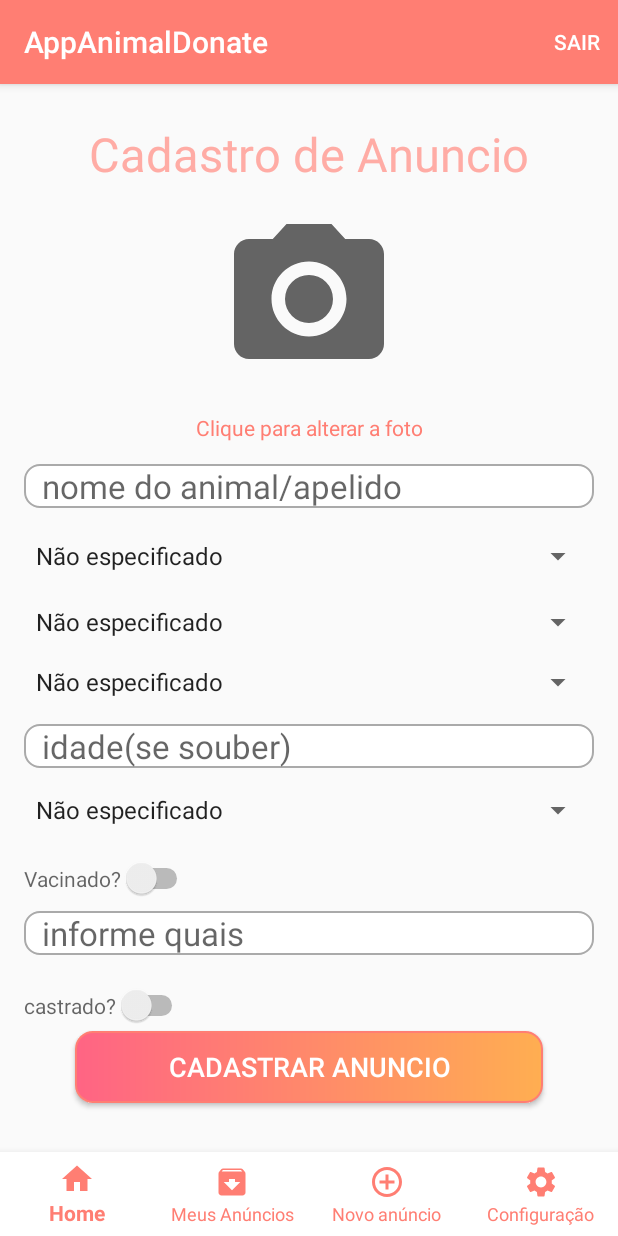
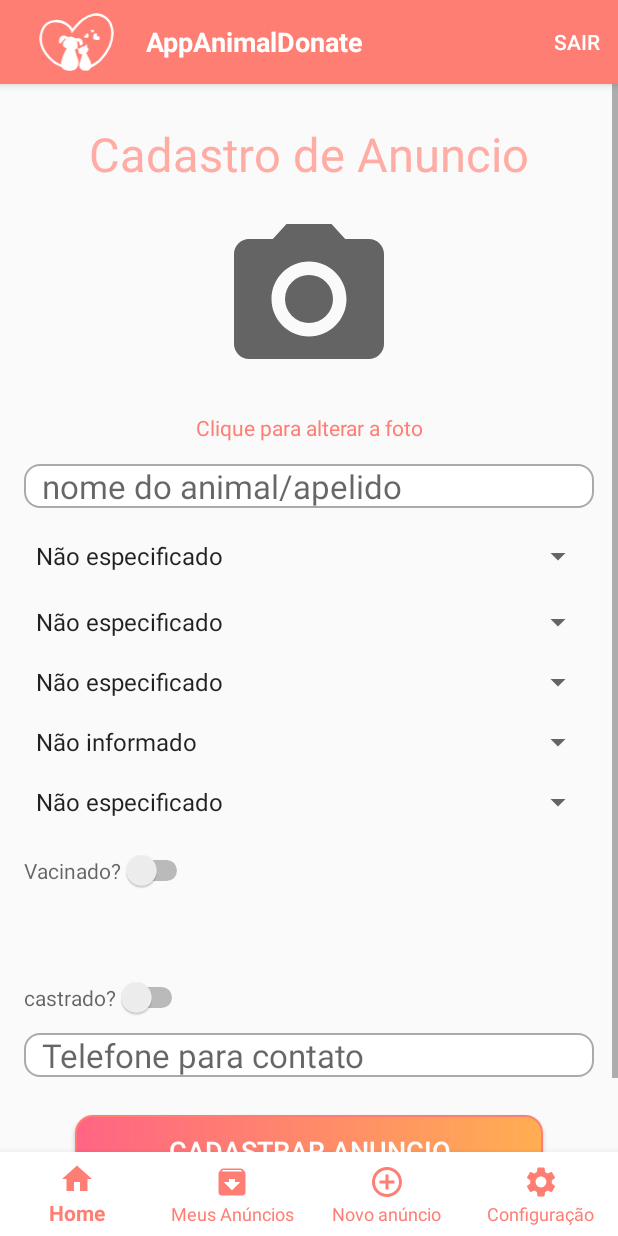
Before and after one commit to farond/AppAnimalDonate, an Android app: the MainActivity screen opened directly, with no data from a screen before it, item 3 of the bottom bar chosen, on a phone screen of 412 x 824 dp. Run offline under Robolectric (Android 15) with nearby library versions, the phone set to English and light mode, and no system bars; our stand-ins replace Room's generated code; libraries missing offline, so code that uses them is left out: com.orhanobut.hawk; 2 statements that could not run were skipped.

Commit message:
Implementação de design do ToolBar e Switch dinamico.

```diff
--- a/app/build.gradle
+++ b/app/build.gradle
@@ -30,8 +30,8 @@ android {
 dependencies {
     implementation fileTree(dir: "libs", include: ["*.jar"])
     implementation 'androidx.appcompat:appcompat:1.2.0'
-    implementation 'androidx.constraintlayout:constraintlayout:2.0.1'
-    implementation 'com.google.android.material:material:1.1.0'
+    implementation 'androidx.constraintlayout:constraintlayout:2.0.4'
+    implementation 'com.google.android.material:material:1.2.1'
     implementation 'androidx.recyclerview:recyclerview:1.1.0'
     implementation 'androidx.cardview:cardview:1.0.0'
 
@@ -68,7 +68,7 @@ dependencies {
     // OKHTTP loggin interceptor
     implementation 'com.squareup.okhttp3:logging-interceptor:4.9.0'
 
-    testImplementation 'junit:junit:4.12'
+    testImplementation 'junit:junit:4.13.1'
     androidTestImplementation 'androidx.test.ext:junit:1.1.2'
     androidTestImplementation 'androidx.test.espresso:espresso-core:3.3.0'
 
--- a/app/src/main/java/br/usjt/appanimaldonate/model/AnimalService.java
+++ b/app/src/main/java/br/usjt/appanimaldonate/model/AnimalService.java
@@ -13,21 +13,21 @@ import retrofit2.http.Path;
 
 public interface AnimalService {
 
-    @GET("/api/97a20beebf7f49d19538332271fc5cdd/animal")
+    @GET("/api/f090fb524250463ca6c48a554bb21e10/animal")
     Call<List<Animal>> getAllAnimais();
 
 
-    @POST("/api/97a20beebf7f49d19538332271fc5cdd/animal")
+    @POST("/api/f090fb524250463ca6c48a554bb21e10/animal")
     Call<ResponseBody> salvarAnimal(
             @Body
                     Animal animal);
 
-    @PUT("/api/97a20beebf7f49d19538332271fc5cdd/animal/{id}")
+    @PUT("/api/f090fb524250463ca6c48a554bb21e10/animal/{id}")
     Call<ResponseBody> alterarAnimal(
             @Path("id") String id,
             @Body AnimalPut animalPut);
 
-    @DELETE("/api/97a20beebf7f49d19538332271fc5cdd/animal/{id}")
+    @DELETE("/api/f090fb524250463ca6c48a554bb21e10/animal/{id}")
     Call<ResponseBody> deletarAnimal(
             @Path("id") String id);
 
--- a/app/src/main/java/br/usjt/appanimaldonate/model/AnimalViewModel.java
+++ b/app/src/main/java/br/usjt/appanimaldonate/model/AnimalViewModel.java
@@ -50,4 +50,8 @@ public class AnimalViewModel extends AndroidViewModel {
         Log.d("ANIMALKP","na view");
         animalRepository.alterarAnimal(animal);
     }
+
+    public void deletarAnimal(int adapterPosition, Animal animal){
+        animalRepository.deletarAnimal(animal);
+    }
 }
--- a/app/src/main/java/br/usjt/appanimaldonate/ui/AnimalAdapter.java
+++ b/app/src/main/java/br/usjt/appanimaldonate/ui/AnimalAdapter.java
@@ -24,13 +24,8 @@ import br.usjt.appanimaldonate.util.ImageUtil;
 
 public class AnimalAdapter extends RecyclerView.Adapter<AnimalAdapter.AnimalHolder> {
 
-    private Usuario usuario;
     private List<Animal> results = new ArrayList<>();
     private static ItemClickListener itemClickListener;
-
-    public AnimalAdapter(Usuario usuario) {
-        this.usuario = usuario;
-    }
 
     public AnimalAdapter() {
 
@@ -133,20 +128,9 @@ public class AnimalAdapter extends RecyclerView.Adapter<AnimalAdapter.AnimalHold
         this.itemClickListener = itemClickListener;
     }
 
+
     public interface ItemClickListener {
         void onItemClick(int position, Animal animal);
     }
 
-    /*private boolean appInstalledOrNot(String url){
-        PackageManager packageManager = getPackageManager();;
-        boolean app_installed;
-
-        try {
-            packageManager.getPackageInfo(url, PackageManager.GET_META_DATA);
-            app_installed =  true;
-        }catch (PackageManager.NameNotFoundException e){
-            app_installed = false;
-        }
-        return  app_installed;
-    }*/
 }
--- a/app/src/main/java/br/usjt/appanimaldonate/ui/HomeFragment.java
+++ b/app/src/main/java/br/usjt/appanimaldonate/ui/HomeFragment.java
@@ -85,7 +85,7 @@ public class HomeFragment extends Fragment {
             @Override
             public void onItemClick(int position, Animal animal) {
                 if (appInstalledOrNot("com.whatsapp")){
-                    String message = "Olá ! Eu me chamo "+Hawk.get("nome_usuario")+", telefone:"+Hawk.get("telefone_usuario")
+                    String message = "Olá ! Eu me chamo "+Hawk.get("nome_usuario")+", telefone: "+Hawk.get("telefone_usuario")
                             +" e gostaria de saber mais informações sobre o animal: "+ animal.getNomeAnimal();
                     Intent intent = new Intent(Intent.ACTION_VIEW);
                     intent.setData(Uri.parse("http://api.whatsapp.com/send?phone="+"+55"+ animal.usuarioTelefone(usuario) + "&text="+message));
@@ -95,9 +95,6 @@ public class HomeFragment extends Fragment {
                 }
             }
         });
-
-
-
 
 
 
--- a/app/src/main/java/br/usjt/appanimaldonate/ui/MainActivity.java
+++ b/app/src/main/java/br/usjt/appanimaldonate/ui/MainActivity.java
@@ -3,6 +3,7 @@ package br.usjt.appanimaldonate.ui;
 import androidx.annotation.IdRes;
 import androidx.annotation.NonNull;
 import androidx.annotation.Nullable;
+import androidx.appcompat.app.ActionBar;
 import androidx.appcompat.app.AppCompatActivity;
 import androidx.constraintlayout.widget.ConstraintLayout;
 import androidx.fragment.app.Fragment;
@@ -14,8 +15,11 @@ import android.util.Log;
 import android.view.Menu;
 import android.view.MenuItem;
 import android.view.View;
+import android.widget.TextView;
+import android.widget.Toolbar;
 
 import com.google.android.material.bottomnavigation.BottomNavigationView;
+import com.orhanobut.hawk.Hawk;
 
 import br.usjt.appanimaldonate.R;
 
@@ -29,6 +33,15 @@ public class MainActivity extends AppCompatActivity {
         setContentView(R.layout.activity_main);
         setupNavegationView();
         replaceFragment(R.id.frameLayout,HomeFragment.newInstance("",""),HomeFragment.HOME_FRAGMENT_TAG,"home");
+
+
+        getSupportActionBar().setDisplayShowCustomEnabled(true);
+        getSupportActionBar().setCustomView(R.layout.custom_action_bar_layout);
+        View view =getSupportActionBar().getCustomView();
+
+        TextView boasvindasTextView = (TextView) view.findViewById(R.id.boasVindasTextView);
+        boasvindasTextView.setText("Olá, " + Hawk.get("nome_usuario"));
+
     }
 
     private void setupNavegationView() {
--- a/app/src/main/java/br/usjt/appanimaldonate/ui/MeusAnunciosFragment.java
+++ b/app/src/main/java/br/usjt/appanimaldonate/ui/MeusAnunciosFragment.java
@@ -74,6 +74,7 @@ public class MeusAnunciosFragment extends Fragment {
                 NovoAnuncioFragment.newInstance("", animal),
                 NovoAnuncioFragment.NOVOANUNCIO_FRAGMENT_TAG,
                 "animal_click"));
+
     }
 
     @Override
--- a/app/src/main/java/br/usjt/appanimaldonate/ui/NovoAnuncioFragment.java
+++ b/app/src/main/java/br/usjt/appanimaldonate/ui/NovoAnuncioFragment.java
@@ -21,6 +21,7 @@ import android.view.ViewGroup;
 import android.widget.AdapterView;
 import android.widget.ArrayAdapter;
 import android.widget.Button;
+import android.widget.CompoundButton;
 import android.widget.EditText;
 import android.widget.ImageView;
 import android.widget.Spinner;
@@ -33,6 +34,7 @@ import com.orhanobut.hawk.Hawk;
 import java.io.File;
 import java.io.IOException;
 import java.text.SimpleDateFormat;
+import java.util.Arrays;
 import java.util.Date;
 import java.util.Objects;
 
@@ -53,10 +55,12 @@ public class NovoAnuncioFragment extends Fragment {
 
     private EditText editTextNomeAnimal;
     private EditText editTextIdadeAnimal;
+    private EditText editTextTelefoneUser;
     private Spinner spinnerEspecieAnimal;
     private Spinner spinnerPorteAnimal;
     private Spinner spinnerRacaAnimal;
     private Spinner spinnerGeneroAnimal;
+    private Spinner spinnerIdadeAnimal;
     private EditText editTextInformacaoVacAnimal;
     private Switch switchVacinacaoAnimal;
     private Switch switchCastracaoAnimal;
@@ -71,7 +75,7 @@ public class NovoAnuncioFragment extends Fragment {
     private Animal animal;
 
     public NovoAnuncioFragment() {
-        // Required empty public constructor
+
     }
 
     public static NovoAnuncioFragment newInstance(String param1, Animal animal) {
@@ -131,7 +135,20 @@ public class NovoAnuncioFragment extends Fragment {
         novoAnuncioCorrente = new Animal();
 
         editTextNomeAnimal = getView().findViewById(R.id.nomeAnimalEditText);
-        editTextIdadeAnimal = getView().findViewById(R.id.idadeAnimalEditText);
+//        editTextIdadeAnimal = getView().findViewById(R.id.idadeAnimalEditText);
+        spinnerIdadeAnimal = getView().findViewById(R.id.idadeAnimalSpinner);
+        spinnerIdadeAnimal.setOnItemSelectedListener(new AdapterView.OnItemSelectedListener() {
+            @Override
+            public void onItemSelected(AdapterView<?> parent, View view, int position, long id) {
+                Log.d("ITEMIDADESELECIONADO", "POSIÇÃO-->"+position);
+
+            }
+
+            @Override
+            public void onNothingSelected(AdapterView<?> parent) {
+            }
+        });
+
         editTextInformacaoVacAnimal = getView().findViewById(R.id.informacaoVacAnimalEditText);
         spinnerRacaAnimal = getView().findViewById(R.id.racaAnimalSpinner);
         spinnerRacaAnimal.setOnItemSelectedListener(new AdapterView.OnItemSelectedListener() {
@@ -189,9 +206,23 @@ public class NovoAnuncioFragment extends Fragment {
         });
 
         switchVacinacaoAnimal = getView().findViewById(R.id.vacinacaoAnimalSwitch);
+        switchVacinacaoAnimal.setOnCheckedChangeListener(new CompoundButton.OnCheckedChangeListener() {
+            @Override
+            public void onCheckedChanged(CompoundButton buttonView, boolean isChecked) {
+                if (isChecked){
+                    editTextInformacaoVacAnimal.setVisibility(View.VISIBLE);
+                }
+                else{
+                    editTextInformacaoVacAnimal.setVisibility(View.INVISIBLE);
+                    editTextInformacaoVacAnimal.setText("");
+                }
+            }
+        });
+
         switchCastracaoAnimal = getView().findViewById(R.id.castracaoAnimalSwitch);
         imageViewFoto = getView().findViewById(R.id.imageViewFoto);
         textViewLinkFoto = getView().findViewById(R.id.textViewLinkFoto);
+        editTextTelefoneUser = getView().findViewById(R.id.telefoneUserEditText);
         buttonSalvarAnuncio = getView().findViewById(R.id.salvarAnuncioButton);
 
         textViewLinkFoto.setOnClickListener(new View.OnClickListener() {
@@ -211,8 +242,9 @@ public class NovoAnuncioFragment extends Fragment {
         if(animal !=null){
             novoAnuncioCorrente = animal;
             editTextNomeAnimal.setText(novoAnuncioCorrente.getNomeAnimal());
-            editTextIdadeAnimal.setText(novoAnuncioCorrente.getIdadeAnimal());
+//            editTextIdadeAnimal.setText(novoAnuncioCorrente.getIdadeAnimal());
             editTextInformacaoVacAnimal.setText(novoAnuncioCorrente.getInformacao());
+            spinnerIdadeAnimal.setSelection(((ArrayAdapter)spinnerIdadeAnimal.getAdapter()).getPosition(novoAnuncioCorrente.getIdadeAnimal()));;
             spinnerRacaAnimal.setSelection(((ArrayAdapter)spinnerRacaAnimal.getAdapter()).getPosition(novoAnuncioCorrente.getRacaAnimal()));
             spinnerPorteAnimal.setSelection(((ArrayAdapter)spinnerPorteAnimal.getAdapter()).getPosition(novoAnuncioCorrente.getPorteAnimal()));
             spinnerEspecieAnimal.setSelection(((ArrayAdapter)spinnerEspecieAnimal.getAdapter()).getPosition(novoAnuncioCorrente.getEspecieAnimal()));
@@ -220,6 +252,7 @@ public class NovoAnuncioFragment extends Fragment {
 //          spinnerRacaAnimal.setSelection(((ArrayAdapter)spinnerRacaAnimal.getAdapter()).getPosition(animalCorrente.getRacaAnimal()));
             switchVacinacaoAnimal.setChecked(novoAnuncioCorrente.isVacina());
             switchCastracaoAnimal.setChecked(novoAnuncioCorrente.isCastrado());
+            editTextTelefoneUser.setText(novoAnuncioCorrente.getUsuarioTelefone());
             if(novoAnuncioCorrente.getImagem() == null || novoAnuncioCorrente.getImagem().isEmpty()){
                 imageViewFoto.setImageResource(R.drawable.ic_photo);
             }else{
@@ -231,7 +264,8 @@ public class NovoAnuncioFragment extends Fragment {
 
     public void salvar(){
         novoAnuncioCorrente.setNomeAnimal(editTextNomeAnimal.getText().toString());
-        novoAnuncioCorrente.setIdadeAnimal(editTextIdadeAnimal.getText().toString());
+//        novoAnuncioCorrente.setIdadeAnimal(editTextIdadeAnimal.getText().toString());
+        novoAnuncioCorrente.setIdadeAnimal(spinnerIdadeAnimal.getSelectedItem().toString());
         novoAnuncioCorrente.setInformacao(editTextInformacaoVacAnimal.getText().toString());
         novoAnuncioCorrente.setRacaAnimal(spinnerRacaAnimal.getSelectedItem().toString());
         novoAnuncioCorrente.setPorteAnimal(spinnerPorteAnimal.getSelectedItem().toString());
@@ -239,6 +273,7 @@ public class NovoAnuncioFragment extends Fragment {
         novoAnuncioCorrente.setGeneroAnimal(spinnerGeneroAnimal.getSelectedItem().toString());
         novoAnuncioCorrente.setVacina(switchVacinacaoAnimal.isChecked());
         novoAnuncioCorrente.setCastrado(switchCastracaoAnimal.isChecked());
+        novoAnuncioCorrente.setUsuarioTelefone(editTextTelefoneUser.getText().toString());
         if(animal == null){
             animalViewModel.salvarAnimal(novoAnuncioCorrente);
         }else{
@@ -257,13 +292,15 @@ public class NovoAnuncioFragment extends Fragment {
             animal.setPorteAnimal(animal.getPorteAnimal());
             animal.setIdadeAnimal(animal.getIdadeAnimal());
             animal.setInformacao(animal.getInformacao());
+            animal.setUsuarioTelefone(animal.getUsuarioTelefone());
         }
     }
 
     private void limparCampos(){
         editTextNomeAnimal.setText("");
-        editTextIdadeAnimal.setText("");
+//        editTextIdadeAnimal.setText("");
         editTextInformacaoVacAnimal.setText("");
+        spinnerIdadeAnimal.setSelection(0);
         spinnerRacaAnimal.setSelection(0);
         spinnerPorteAnimal.setSelection(0);
         spinnerEspecieAnimal.setSelection(0);
@@ -271,6 +308,7 @@ public class NovoAnuncioFragment extends Fragment {
         switchVacinacaoAnimal.setChecked(false);
         switchCastracaoAnimal.setChecked(false);
         imageViewFoto.setImageResource(R.drawable.ic_photo);
+        editTextTelefoneUser.setText("");
     }
 
     private void tirarFoto(){
--- /dev/null
+++ b/app/src/main/res/layout/custom_action_bar_layout.xml
@@ -0,0 +1,52 @@
+<?xml version="1.0" encoding="utf-8"?>
+<androidx.appcompat.widget.Toolbar
+    xmlns:android="http://schemas.android.com/apk/res/android"
+    xmlns:app="http://schemas.android.com/apk/res-auto"
+    xmlns:tools="http://schemas.android.com/tools"
+    android:layout_width="match_parent"
+    android:layout_height="wrap_content"
+    android:contentInsetLeft="0dp"
+    android:contentInsetStart="0dp"
+    app:contentInsetLeft="0dp"
+    app:contentInsetStart="0dp"
+    android:contentInsetRight="0dp"
+    android:contentInsetEnd="0dp"
+    app:contentInsetRight="0dp"
+    app:contentInsetEnd="0dp"
+   >
+
+    <ImageView
+        android:id="@+id/action_bar_forward"
+        android:layout_width="wrap_content"
+        android:layout_height="wrap_content"
+        android:layout_centerHorizontal="true"
+        android:adjustViewBounds="true"
+        android:background="@android:color/transparent"
+        android:maxWidth="50dp"
+        android:maxHeight="50dp"
+        android:layout_marginLeft="10dp"
+        android:layout_marginRight="10dp"
+        android:scaleType="fitCenter"
+        android:src="@drawable/ic_pet_friendly" />
+
+    <RelativeLayout
+        android:layout_width="wrap_content"
+        android:layout_height="wrap_content"
+        android:layout_centerHorizontal="true"
+       >
+    <TextView
+        android:id="@+id/boasVindasTextView"
+        android:layout_width="wrap_content"
+        android:layout_height="wrap_content"
+        android:padding="11dp"
+        android:text="@string/app_name"
+        android:textAppearance="?android:attr/textAppearanceMedium"
+        android:textColor="@color/white"
+        android:textStyle="bold" />
+    </RelativeLayout>
+
+
+
+
+
+</androidx.appcompat.widget.Toolbar>
--- a/app/src/main/res/layout/fragment_novo_anuncio.xml
+++ b/app/src/main/res/layout/fragment_novo_anuncio.xml
@@ -65,8 +65,6 @@
             app:layout_constraintLeft_toLeftOf="parent"
             app:layout_constraintRight_toRightOf="parent"/>
 
-
-
         <Spinner
             android:id="@+id/especieAnimalSpinner"
             android:layout_width="match_parent"
@@ -109,23 +107,19 @@
             app:layout_constraintTop_toBottomOf="@+id/racaAnimalSpinner"
             android:entries="@array/porte_array"/>
 
-        <EditText
-            android:id="@+id/idadeAnimalEditText"
+        <Spinner
+            android:id="@+id/idadeAnimalSpinner"
             android:layout_width="match_parent"
             android:layout_height="wrap_content"
             android:layout_marginLeft="16dp"
             android:layout_marginTop="16dp"
             android:layout_marginRight="16dp"
-            android:hint="idade(se souber)"
-            android:paddingStart="12dp"
-            android:paddingEnd="12dp"
-            android:background="@drawable/custom_input"
-            android:drawablePadding="12dp"
-            android:textSize="10pt"
-            android:inputType="number"
+            android:hint="Idade"
             app:layout_constraintLeft_toLeftOf="parent"
             app:layout_constraintRight_toRightOf="parent"
-            app:layout_constraintTop_toBottomOf="@+id/porteAnimalSpinner" />
+            app:layout_constraintTop_toBottomOf="@+id/porteAnimalSpinner"
+            android:entries="@array/idade_array"
+            />
 
         <Spinner
             android:id="@+id/generoAnimalSpinner"
@@ -137,7 +131,7 @@
             android:hint="Genero"
             app:layout_constraintLeft_toLeftOf="parent"
             app:layout_constraintRight_toRightOf="parent"
-            app:layout_constraintTop_toBottomOf="@+id/idadeAnimalEditText"
+            app:layout_constraintTop_toBottomOf="@+id/idadeAnimalSpinner"
             android:entries="@array/genero_array"
             />
 
@@ -163,6 +157,7 @@
             android:layout_marginTop="08dp"
             android:layout_marginRight="16dp"
             android:hint="informe quais"
+            android:visibility="invisible"
             android:paddingStart="12dp"
             android:paddingEnd="12dp"
             android:background="@drawable/custom_input"
@@ -186,8 +181,25 @@
             app:layout_constraintTop_toBottomOf="@+id/informacaoVacAnimalEditText"
             app:layout_constraintLeft_toLeftOf="parent"
             app:layout_constraintRight_toRightOf="parent"
+            tools:ignore="UseSwitchCompatOrMaterialXml" />
 
-            tools:ignore="UseSwitchCompatOrMaterialXml" />
+        <EditText
+            android:id="@+id/telefoneUserEditText"
+            android:layout_width="match_parent"
+            android:layout_height="wrap_content"
+            android:hint="Telefone para contato"
+            android:inputType="textPersonName"
+            android:paddingStart="12dp"
+            android:paddingEnd="12dp"
+            android:background="@drawable/custom_input"
+            android:drawablePadding="12dp"
+            android:textSize="10pt"
+            android:layout_marginTop="10dp"
+            android:layout_marginLeft="16dp"
+            android:layout_marginRight="16dp"
+            app:layout_constraintTop_toBottomOf="@+id/castracaoAnimalSwitch"
+            app:layout_constraintLeft_toLeftOf="parent"
+            app:layout_constraintRight_toRightOf="parent"/>
 
         <Button
             android:id="@+id/salvarAnuncioButton"
@@ -196,6 +208,7 @@
             android:layout_marginLeft="50dp"
             android:layout_marginRight="50dp"
             android:layout_marginBottom="30dp"
+            android:layout_marginTop="25dp"
             android:background="@drawable/round"
             android:text="Cadastrar Anuncio"
             android:textColor="#FFFFFF"
@@ -203,7 +216,7 @@
             app:layout_constraintBottom_toBottomOf="parent"
             app:layout_constraintLeft_toLeftOf="parent"
             app:layout_constraintRight_toRightOf="parent"
-            app:layout_constraintTop_toBottomOf="@+id/castracaoAnimalSwitch"/>
+            app:layout_constraintTop_toBottomOf="@+id/telefoneUserEditText"/>
 
 </androidx.constraintlayout.widget.ConstraintLayout>
 
--- a/app/src/main/res/values/colors.xml
+++ b/app/src/main/res/values/colors.xml
@@ -14,4 +14,6 @@
     <color name="titulos_formulario">#ffaca5</color>
     <color name="telaInicial_formulario">#EAEAEF</color>
 
+
+
 </resources>
--- a/app/src/main/res/values/strings.xml
+++ b/app/src/main/res/values/strings.xml
@@ -10,6 +10,36 @@
     <string name="sair">Sair</string>
 
     <string name="hello_blank_fragment">Hello blank fragment</string>
+
+    <string-array name="idade_array">
+        <item>Não informado</item>
+        <item>Menos de 1 mês</item>
+        <item>1 meses</item>
+        <item>2 meses</item>
+        <item>3 meses</item>
+        <item>4 meses</item>
+        <item>5 meses</item>
+        <item>1 ano</item>
+        <item>2 anos</item>
+        <item>3 anos</item>
+        <item>4 anos</item>
+        <item>5 anos</item>
+        <item>6 anos</item>
+        <item>7 anos</item>
+        <item>8 anos</item>
+        <item>9 anos</item>
+        <item>10 anos</item>
+        <item>11 anos</item>
+        <item>12 anos</item>
+        <item>13 anos</item>
+        <item>14 anos</item>
+        <item>15 anos</item>
+        <item>16 anos</item>
+        <item>17 anos</item>
+        <item>18 anos</item>
+        <item>19 anos</item>
+        <item>20 anos</item>
+    </string-array>
 
     <string-array name="especie_array">
         <item>Não especificado</item>
--- a/build.gradle
+++ b/build.gradle
@@ -6,6 +6,7 @@ buildscript {
     }
     dependencies {
         classpath 'com.android.tools.build:gradle:4.1.0'
+        classpath 'com.google.gms:google-services:4.3.3'
 
         // NOTE: Do not place your application dependencies here; they belong
         // in the individual module build.gradle files
```
Also changed, not shown: app/src/main/java/br/usjt/appanimaldonate/model/AnimalPut.java (+7 -6 lines), app/src/main/java/br/usjt/appanimaldonate/model/AnimalRepository.java (+6 -2 lines), app/src/main/java/br/usjt/appanimaldonate/ui/AnunciosAdapter.java (+12 -1 lines), app/src/main/res/drawable/ic_logo_bar.xml (added, +50 -0 lines), app/src/main/res/layout/anuncio_item.xml (+11 -0 lines).
